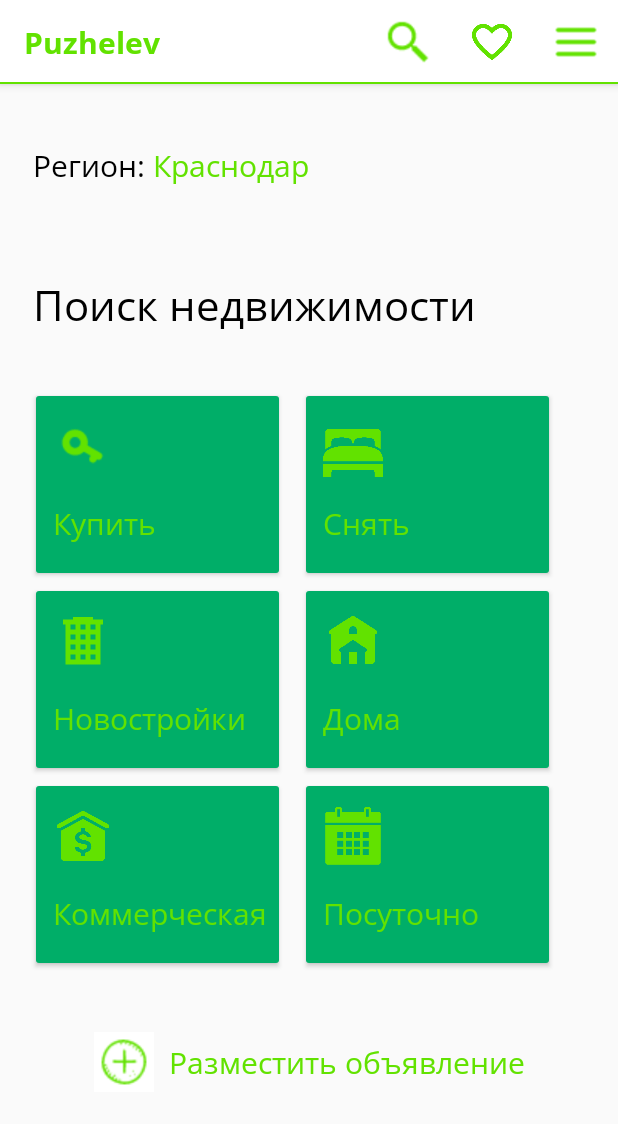
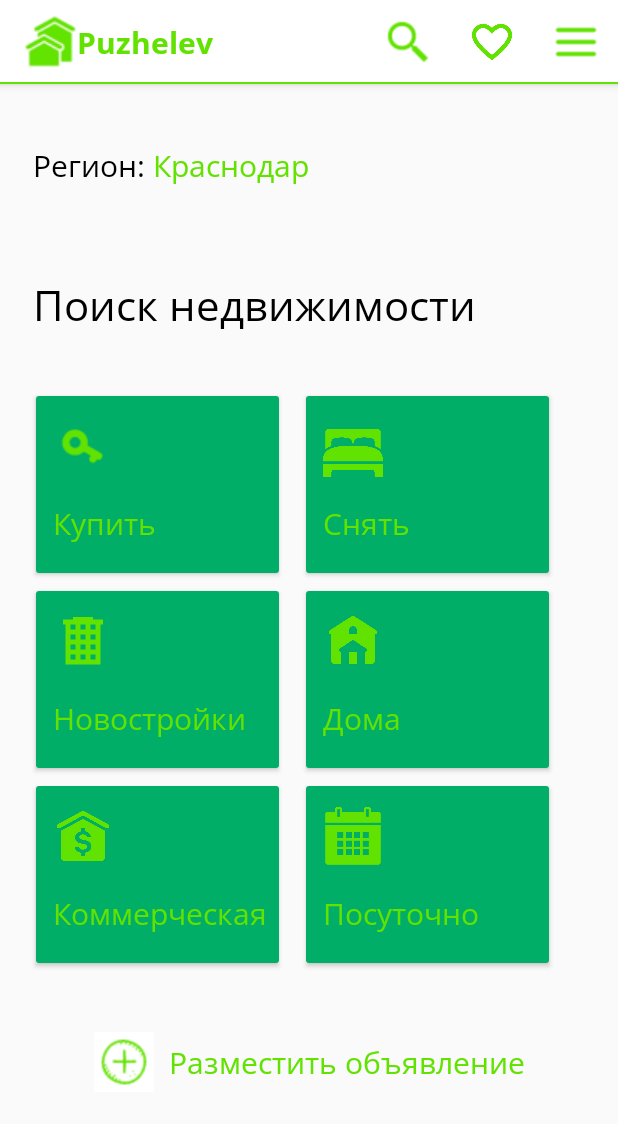
Before and after one commit to SashaPuzhelev/RealEstate, an Android app: the screen it shows after launch (MainActivity), on a phone screen of 412 x 824 dp. Shown: the top 1124 px of the screen. Run offline under Robolectric (Android 15) with nearby library versions, the phone set to English and light mode, and no system bars.

Commit message:
UI action bar, add logo there

```diff
--- a/app/src/main/java/com/example/realestate/MainActivity.java
+++ b/app/src/main/java/com/example/realestate/MainActivity.java
@@ -2,6 +2,7 @@ package com.example.realestate;
 
 import android.view.Menu;
 import android.view.View;
+import androidx.appcompat.app.ActionBar;
 import androidx.appcompat.app.AppCompatActivity;
 import android.os.Bundle;
 
@@ -11,6 +12,11 @@ public class MainActivity extends AppCompatActivity {
     protected void onCreate(Bundle savedInstanceState) {
         super.onCreate(savedInstanceState);
         setContentView(R.layout.activity_main);
+        ActionBar actionBar = getSupportActionBar();
+        actionBar.setDisplayShowHomeEnabled(true);
+        actionBar.setLogo(R.drawable.logo);
+        actionBar.setDisplayUseLogoEnabled(true);
+        actionBar.setTitle(R.string.company_name);
     }
     public void onClickRegion(View view)
     {}
--- a/app/src/main/res/menu/main_menu.xml
+++ b/app/src/main/res/menu/main_menu.xml
@@ -26,6 +26,11 @@
                     android:title="Войти"
             >
             </item>
+            <item
+                    android:id="@+id/home"
+                    android:title="Главная"
+            >
+            </item>
         </menu>
     </item>
 
```
Also changed, not shown: app/src/main/res/layout/activity_main.xml (+0 -10 lines), app/src/main/res/drawable/logo.png.
